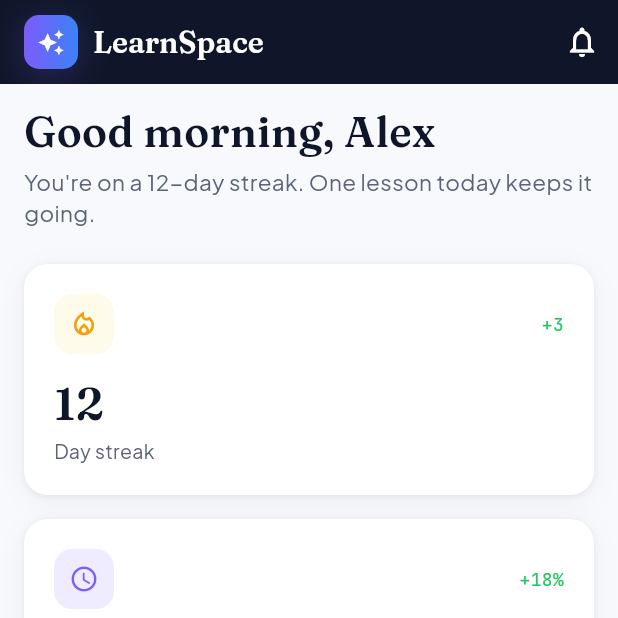
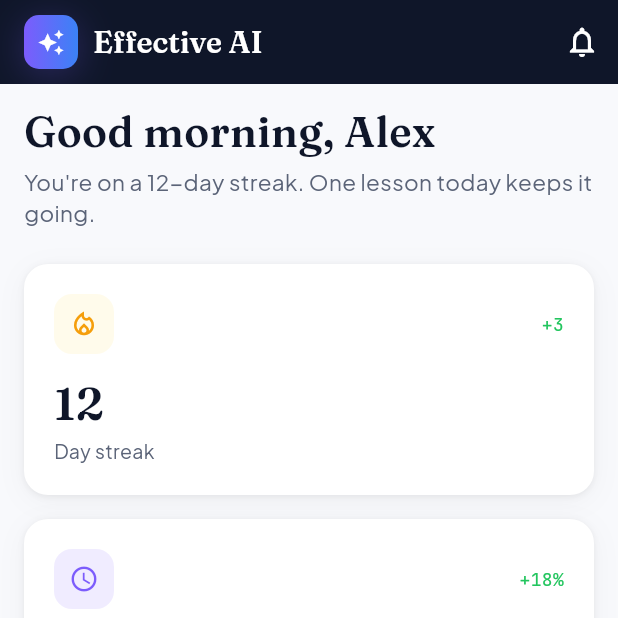
Before and after one commit to princeizere57-pixel/effective-ai-, a Flutter app: the screen it shows after launch, on a phone screen of 412 x 824 dp, the top half of it. Run offline on Flutter 3.47's test engine with Material 3 defaults, Android fonts, the phone set to English and light mode, and no system bars; our stand-ins replace fl_chart, google_fonts.

Commit message:
Rename LearnSpace to Effective AI

```diff
--- a/lib/data/mock_data.dart
+++ b/lib/data/mock_data.dart
@@ -68,7 +68,7 @@ class Skill {
 
 const userFirstName = 'Alex';
 const userFullName = 'Alex Morgan';
-const userEmail = 'alex@learnspace.app';
+const userEmail = 'alex@effective-ai.app';
 const streakDays = 12;
 
 const categories = ['All', 'AI & ML', 'Programming', 'Design', 'Math'];
--- a/lib/main.dart
+++ b/lib/main.dart
@@ -4,16 +4,16 @@ import 'screens/app_shell.dart';
 import 'theme/app_theme.dart';
 
 void main() {
-  runApp(const LearnSpaceApp());
+  runApp(const EffectiveAiApp());
 }
 
-class LearnSpaceApp extends StatelessWidget {
-  const LearnSpaceApp({super.key});
+class EffectiveAiApp extends StatelessWidget {
+  const EffectiveAiApp({super.key});
 
   @override
   Widget build(BuildContext context) {
     return MaterialApp(
-      title: 'LearnSpace',
+      title: 'Effective AI',
       debugShowCheckedModeBanner: false,
       theme: AppTheme.light(),
       home: const AppShell(),
--- a/lib/widgets/sidebar.dart
+++ b/lib/widgets/sidebar.dart
@@ -77,7 +77,7 @@ class BrandMark extends StatelessWidget {
           child: const Icon(Icons.auto_awesome, color: Colors.white, size: 18),
         ),
         const SizedBox(width: 10),
-        Text('LearnSpace', style: AppTheme.display(20, color: Colors.white)),
+        Text('Effective AI', style: AppTheme.display(20, color: Colors.white)),
       ],
     );
   }
--- a/pubspec.yaml
+++ b/pubspec.yaml
@@ -1,5 +1,5 @@
-name: learnspace
-description: LearnSpace learning dashboard, ported from the Next.js + Tailwind app.
+name: effective_ai
+description: Effective AI learning dashboard, ported from the Next.js + Tailwind app.
 publish_to: 'none'
 version: 0.1.0+1
 
```
Also changed, not shown: .devcontainer/devcontainer.json, 3 other files.
